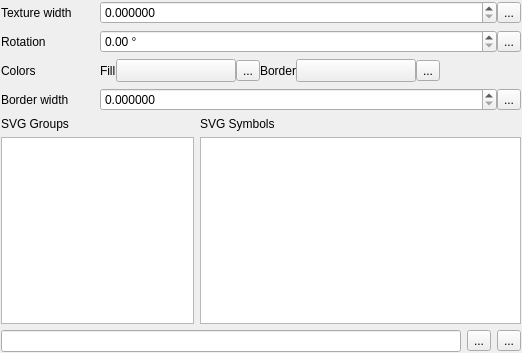
Above: src/ui/symbollayer/widget_svgfill.ui from carsmie/QGIS before the change. Below: the same form after it.
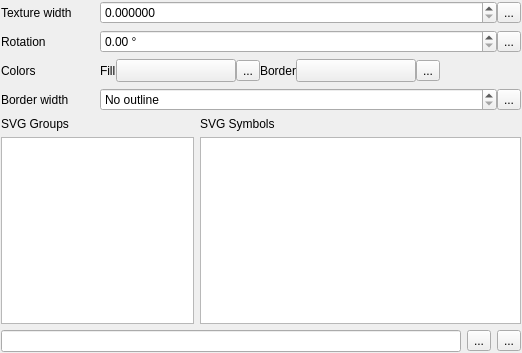
That is the form after the change. Custom widgets are drawn as their Qt base class.

Patch:
```diff
--- a/src/ui/symbollayer/widget_svgfill.ui
+++ b/src/ui/symbollayer/widget_svgfill.ui
@@ -155,6 +155,9 @@
            <verstretch>0</verstretch>
           </sizepolicy>
          </property>
+         <property name="specialValueText">
+          <string>No outline</string>
+         </property>
          <property name="decimals">
           <number>6</number>
          </property>
```
Left out of the diff: 17 changed lines with no effect on the pictures.
